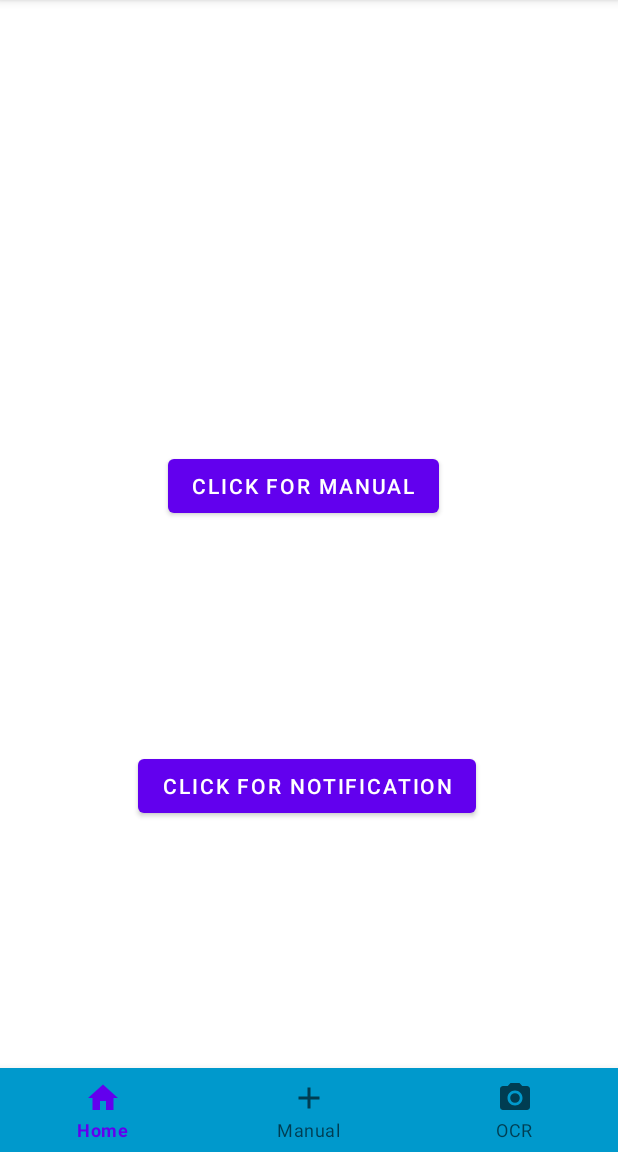
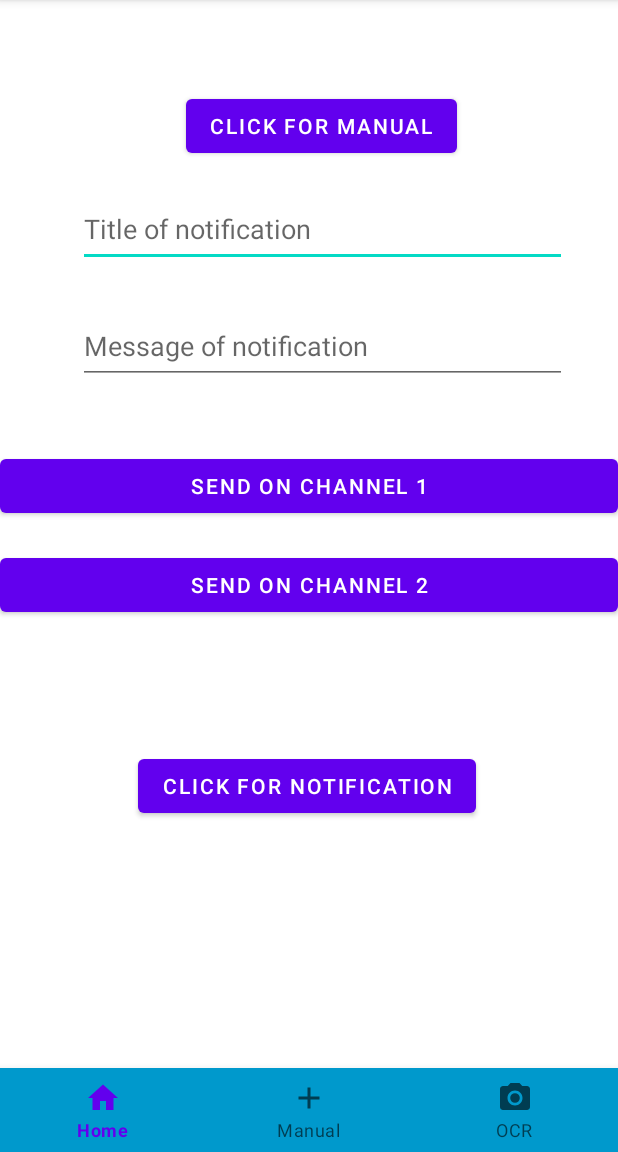
Before and after one commit to ElimiWaste/ElimiWastev1, an Android app: the screen it shows after launch (MainActivity), on a phone screen of 412 x 824 dp, the part 84-1236 px from its top. Run offline under Robolectric (Android 15) with nearby library versions, the phone set to English and light mode, and no system bars; our stand-ins replace Firebase (no records; nobody signed in at launch, a user with empty details on screens opened directly), navigation-ui.

Commit message:
Changed the way that the notifications are set up.

```diff
--- a/app/build.gradle
+++ b/app/build.gradle
@@ -43,7 +43,9 @@ dependencies {
     androidTestImplementation 'androidx.test.ext:junit:1.1.2'
     androidTestImplementation 'androidx.test.espresso:espresso-core:3.3.0'
     //For notifications
+    implementation "android.arch.persistence.room:runtime:1.1.1"
+    annotationProcessor "android.arch.persistence.room:compiler:1.1.1"
     //noinspection GradleCompatible
-    implementation "com.android.support:support-compat:28.0.0"
+    implementation 'com.android.support:design:28.0.0'
 
 }
--- a/app/src/main/java/com/example/elimiwastev1/MainActivity.java
+++ b/app/src/main/java/com/example/elimiwastev1/MainActivity.java
@@ -6,6 +6,7 @@ import androidx.core.app.NotificationManagerCompat;
 import androidx.navigation.ui.AppBarConfiguration;
 
 import android.app.AlarmManager;
+import android.app.Notification;
 import android.app.NotificationChannel;
 import android.app.NotificationManager;
 import android.app.PendingIntent;
@@ -15,6 +16,7 @@ import android.os.Bundle;
 import android.util.Log;
 import android.view.View;
 import android.widget.Button;
+import android.widget.EditText;
 import android.widget.Toast;
 
 import com.google.firebase.database.DataSnapshot;
@@ -24,12 +26,22 @@ import com.google.firebase.database.FirebaseDatabase;
 import com.google.firebase.database.ValueEventListener;
 
 public class MainActivity extends AppCompatActivity {
+    //Variables for Notifications
+    private NotificationManagerCompat notificationManager;
+    private EditText editTextTitle;
+    private EditText editTextMessage;
+
 
     @Override
     protected void onCreate(Bundle savedInstanceState) {
         super.onCreate(savedInstanceState);
         setContentView(R.layout.activity_main);
-        createNotificationChannel();
+
+        //assign notification variables with context from Notification ManagerCompat
+        notificationManager = NotificationManagerCompat.from(this);
+
+        editTextTitle = findViewById((R.id.edit_text_title));
+        editTextMessage = findViewById(R.id.edit_text_message);
         // Write a message to the database
         FirebaseDatabase database = FirebaseDatabase.getInstance();
         DatabaseReference myRef = database.getReference("message");
@@ -52,33 +64,6 @@ public class MainActivity extends AppCompatActivity {
             }
         });
 
-        Button button = findViewById(R.id.button);
-
-        button.setOnClickListener(v -> {
-            Toast.makeText(this, "Reminder Set!", Toast.LENGTH_SHORT).show();
-            Intent intent = new Intent(MainActivity.this, ReminderBroadcast.class);
-
-            NotificationCompat.Builder builder = new NotificationCompat.Builder(MainActivity.this, "notifyMe");
-            builder.setSmallIcon(R.drawable.ic_launcher_background);
-            builder.setContentTitle("My notification");
-            builder.setContentText("Milk expires soon");
-            builder.setStyle(new NotificationCompat.BigTextStyle().bigText("Much longer text that cannot fit one line..."));
-            builder.setPriority(NotificationCompat.PRIORITY_DEFAULT);
-            builder.setAutoCancel(true);
-
-            NotificationManagerCompat notificationManager = NotificationManagerCompat.from(MainActivity.this);
-            notificationManager.notify(200, builder.build());
-
-            PendingIntent pendingIntent = PendingIntent.getBroadcast(MainActivity.this, 0, intent, 0);
-            AlarmManager alarmManager = (AlarmManager) getSystemService(ALARM_SERVICE);
-            long timeAtButtonClick = System.currentTimeMillis();
-            long tenSecondsInMillis = 3000;
-            alarmManager.set(AlarmManager.RTC_WAKEUP,
-                    timeAtButtonClick + tenSecondsInMillis,
-                    pendingIntent);
-            Toast.makeText(this, "Done!", Toast.LENGTH_SHORT).show();
-        });
-
         // Read from the database
         myRef.addValueEventListener(new ValueEventListener() {
             @Override
@@ -97,19 +82,34 @@ public class MainActivity extends AppCompatActivity {
         });
     }
 
-    private void createNotificationChannel() {
-        if (Build.VERSION.SDK_INT >= Build.VERSION_CODES.O) {
-            CharSequence name = "TheReminderChannel";
-            String description = "Channel for Reminder Reminder";
-            int importance = NotificationManager.IMPORTANCE_DEFAULT;
-            NotificationChannel channel = new NotificationChannel("notifyMe", name, importance);
-            channel.setDescription(description);
+    //Create and send notification through notification channel 1 on click of the corresponding button. Should show up as a circle thing
+    public void sendOnChannel1(View v) {
+        String title = editTextTitle.getText().toString();
+        String message = editTextMessage.getText().toString();
 
+        Notification notification = new NotificationCompat.Builder(this, "notifications")
+                .setSmallIcon(R.drawable.ic_one)
+                .setContentTitle(title)
+                .setContentText(message)
+                .setPriority(NotificationCompat.PRIORITY_HIGH)
+                .setCategory(NotificationCompat.CATEGORY_MESSAGE)
+                .build();
 
-            NotificationManager notificationManager = getSystemService(NotificationManager.class);
-            notificationManager.createNotificationChannel(channel);
-        }
+        notificationManager.notify(1, notification);
+    }
+    //Create and send notification through notification channel 2 on click of the corresponding button. Should show up as a grass thing
+    public void sendOnChannel2(View v){
+        String title = editTextTitle.getText().toString();
+        String message = editTextMessage.getText().toString();
+
+        Notification notification = new NotificationCompat.Builder(this, Notifications.CHANNEL_2_ID)
+                .setSmallIcon(R.drawable.ic_baseline_no_food_24)
+                .setContentTitle(title)
+                .setContentText(message)
+                .setPriority(NotificationCompat.PRIORITY_LOW)
+                .build();
+
+        notificationManager.notify(2, notification);
     }
 
-
 }
--- /dev/null
+++ b/app/src/main/res/drawable/ic_baseline_no_food_24.xml
@@ -0,0 +1,10 @@
+<vector xmlns:android="http://schemas.android.com/apk/res/android"
+    android:width="24dp"
+    android:height="24dp"
+    android:viewportWidth="24"
+    android:viewportHeight="24"
+    android:tint="?attr/colorControlNormal">
+  <path
+      android:fillColor="@android:color/white"
+      android:pathData="M11.35,8.52L11,5h5V1h2v4h5l-1.38,13.79L11.35,8.52zM1,21v1c0,0.55 0.45,1 1,1h13c0.55,0 1,-0.45 1,-1v-1H1zM21.9,21.9L2.1,2.1L0.69,3.51l5.7,5.7C3.28,9.87 1,11.99 1,15h11.17l2,2H1v2h15v-0.17l4.49,4.49L21.9,21.9z"/>
+</vector>
--- /dev/null
+++ b/app/src/main/res/drawable/ic_one.xml
@@ -0,0 +1,10 @@
+<vector xmlns:android="http://schemas.android.com/apk/res/android"
+    android:width="24dp"
+    android:height="24dp"
+    android:viewportWidth="24"
+    android:viewportHeight="24"
+    android:tint="?attr/colorControlNormal">
+  <path
+      android:fillColor="@android:color/white"
+      android:pathData="M12,20H2v-2h5.75l0,0C7.02,15.19 4.81,12.99 2,12.26C2.64,12.1 3.31,12 4,12C8.42,12 12,15.58 12,20zM22,12.26C21.36,12.1 20.69,12 20,12c-2.93,0 -5.48,1.58 -6.88,3.93c0.29,0.66 0.53,1.35 0.67,2.07c0.13,0.65 0.2,1.32 0.2,2h2h6v-2h-5.75C16.98,15.19 19.19,12.99 22,12.26zM15.64,11.02c0.78,-2.09 2.23,-3.84 4.09,-5C15.44,6.16 12,9.67 12,14c0,0.01 0,0.02 0,0.02C12.95,12.75 14.2,11.72 15.64,11.02zM11.42,8.85C10.58,6.66 8.88,4.89 6.7,4C8.14,5.86 9,8.18 9,10.71c0,0.21 -0.03,0.41 -0.04,0.61c0.43,0.24 0.83,0.52 1.22,0.82C10.39,10.96 10.83,9.85 11.42,8.85z"/>
+</vector>
--- a/app/src/main/res/layout/activity_main.xml
+++ b/app/src/main/res/layout/activity_main.xml
@@ -17,16 +17,53 @@
         app:layout_constraintTop_toTopOf="parent" />
 
     <Button
-        android:layout_marginStart="112dp"
-        android:layout_marginTop="300dp"
-        app:layout_constraintStart_toStartOf="parent"
-        app:layout_constraintTop_toTopOf="parent"
         android:id="@+id/button2"
         android:layout_width="wrap_content"
         android:layout_height="wrap_content"
+        android:layout_marginStart="124dp"
+        android:layout_marginTop="60dp"
         android:text="@string/click_for_manual"
-        tools:layout_editor_absoluteX="115dp"
-        tools:layout_editor_absoluteY="414dp" />
+        app:layout_constraintStart_toStartOf="parent"
+        app:layout_constraintTop_toTopOf="parent" />
+
+    <EditText
+        android:id="@+id/edit_text_title"
+        android:layout_width="326dp"
+        android:layout_height="50dp"
+        android:layout_marginStart="52dp"
+        android:layout_marginTop="20dp"
+        android:hint="Title of notification"
+        app:layout_constraintStart_toStartOf="parent"
+        app:layout_constraintTop_toBottomOf="@+id/button2" />
+
+    <EditText
+        android:id="@+id/edit_text_message"
+        android:layout_width="326dp"
+        android:layout_height="50dp"
+        android:layout_marginStart="52dp"
+        android:layout_marginTop="28dp"
+        android:hint="Message of notification"
+        app:layout_constraintStart_toStartOf="parent"
+        app:layout_constraintTop_toBottomOf="@+id/edit_text_title" />
+
+    <Button
+        android:id="@+id/button3"
+        android:layout_width="match_parent"
+        android:layout_height="wrap_content"
+        android:layout_marginTop="44dp"
+        android:onClick="sendOnChannel1"
+        android:text="send on channel 1"
+        app:layout_constraintStart_toStartOf="parent"
+        app:layout_constraintTop_toBottomOf="@+id/edit_text_message" />
+
+    <Button
+        android:layout_width="match_parent"
+        android:layout_height="wrap_content"
+        android:layout_marginTop="18dp"
+        android:onClick="sendOnChannel2"
+        android:text="send on channel 2"
+        app:layout_constraintStart_toStartOf="parent"
+        app:layout_constraintTop_toBottomOf="@+id/button3" />
 
     <com.google.android.material.bottomnavigation.BottomNavigationView
         android:id="@+id/navBar"
@@ -39,8 +76,8 @@
         app:layout_constraintStart_toStartOf="parent"
         app:menu="@menu/bottom_menu" />
 
-    <!--
- <androidx.fragment.app.FragmentContainerView
+
+<!-- <androidx.fragment.app.FragmentContainerView
         android:id = "@+id/fragment"
         android:name = "androidx.navigation.fragment.NavHostFragment"
         android:layout_width="409dp"
@@ -50,6 +87,7 @@
         app:layout_constraintEnd_toEndOf="parent"
         app:layout_constraintStart_toStartOf="parent"
         app:layout_constraintTop_toTopOf="parent"
-        app:navGraph = "@navigation/nav_home" /> -->
+        app:navGraph = "@navigation/nav_home" />
+    -->
 
 </androidx.constraintlayout.widget.ConstraintLayout>
```
Also changed, not shown: app/src/main/java/com/example/elimiwastev1/ReminderBroadcast.java (deleted, +0 -26 lines).
